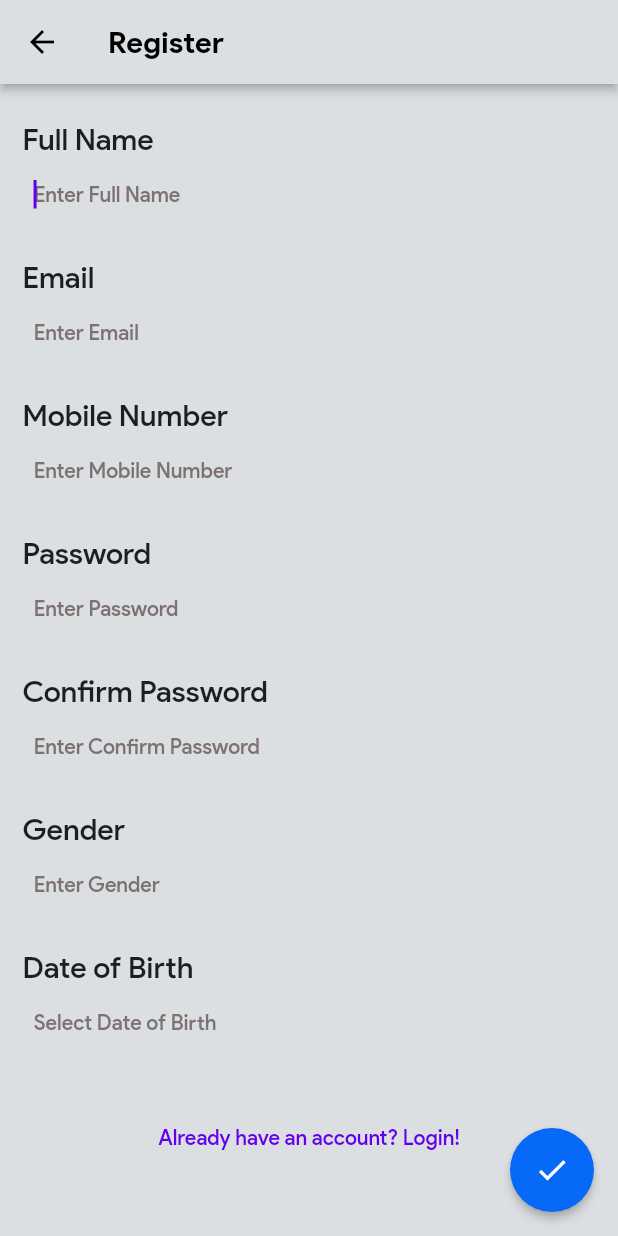
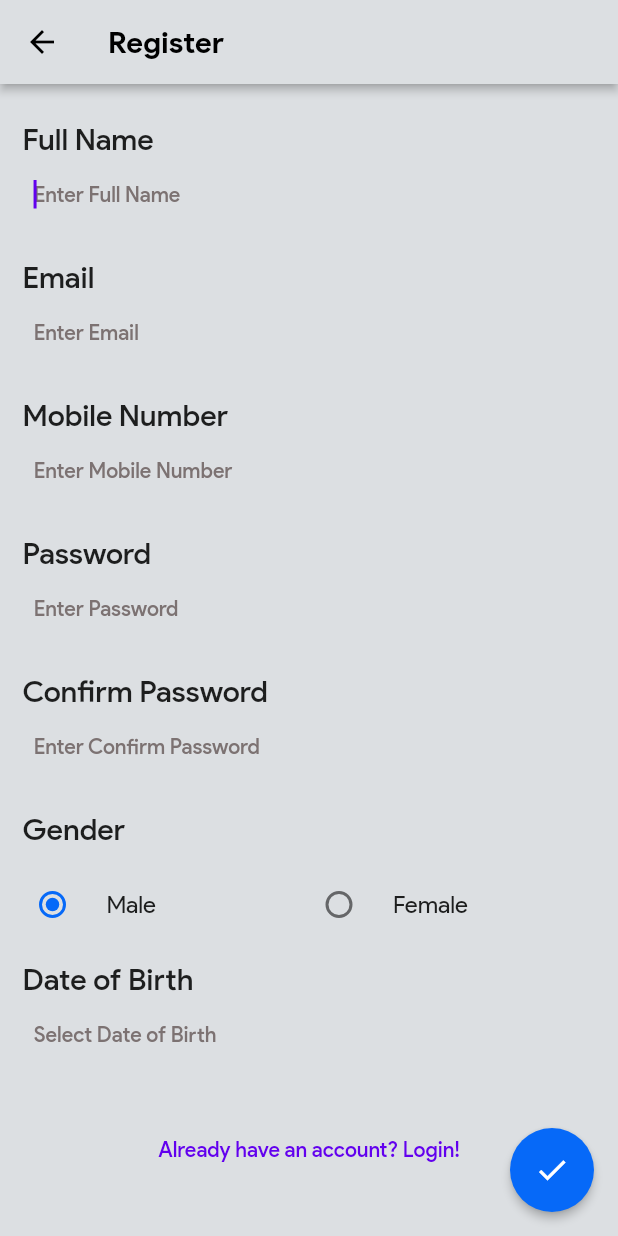
Before and after one commit to rithik-dev/cupid-knots-assessment-test, a Flutter app: the RegisterScreen screen opened by its route, on a phone screen of 412 x 824 dp. Run offline on Flutter 3.47's test engine with Material 2 defaults, Android fonts, the phone set to English and light mode, and no system bars; our stand-ins replace cloud_firestore, dio, double_back_to_close_app, firebase_core, flutter_native_splash, shared_preferences; missing offline and left inert: easy_container, paginated_items_builder; accounts and stored records are empty.

Commit message:
feat: added gender getter

```diff
--- a/lib/controllers/contacts_controller.dart
+++ b/lib/controllers/contacts_controller.dart
@@ -40,24 +40,24 @@ class ContactsController extends ChangeNotifier {
     required String userId,
     required Map<String, dynamic> data,
   }) async {
-    final res = await ContactsRepository.createContact(
+    final success = await ContactsRepository.createContact(
       userId: userId,
       data: data,
     );
-    if (res) await updateContacts(userId: userId, reset: true);
-    return res;
+    await updateContacts(userId: userId, reset: true);
+    return success;
   }
 
   Future<bool> deleteContact({
     required String userId,
     required Map<String, dynamic> data,
   }) async {
-    final res = await ContactsRepository.deleteContact(
+    final success = await ContactsRepository.deleteContact(
       userId: userId,
       data: data,
     );
     await updateContacts(userId: userId, reset: true);
-    return res;
+    return success;
   }
 
   void clear() {
--- a/lib/screens/register_screen.dart
+++ b/lib/screens/register_screen.dart
@@ -3,6 +3,7 @@ import 'package:cupid_knot_assessment_test/screens/home_screen.dart';
 import 'package:cupid_knot_assessment_test/screens/login_screen.dart';
 import 'package:cupid_knot_assessment_test/utils/helpers.dart';
 import 'package:cupid_knot_assessment_test/widgets/date_of_birth_getter.dart';
+import 'package:cupid_knot_assessment_test/widgets/gender_getter.dart';
 import 'package:cupid_knot_assessment_test/widgets/input_field.dart';
 import 'package:cupid_knot_assessment_test/widgets/loading_overlay.dart';
 import 'package:flutter/material.dart';
@@ -93,17 +94,8 @@ class RegisterScreen extends StatelessWidget {
                   },
                   obscureText: true,
                 ),
-                InputField(
-                  title: 'Gender',
-                  onChanged: (v) => _data['gender'] = v,
-                  validator: (v) {
-                    if (isNullOrBlank(v)) {
-                      return 'Gender cannot be empty!';
-                    }
-                    return null;
-                  },
-                ),
-                DateOfBirthGetter(onUpdate: (v) => _data['dob'] = v),
+                GenderGetter(onChange: (v) => _data['gender'] = v),
+                DateOfBirthGetter(onChange: (v) => _data['dob'] = v),
                 const SizedBox(height: 10),
                 TextButton(
                   onPressed: () => Navigator.pushReplacementNamed(
--- a/lib/screens/update_profile_screen.dart
+++ b/lib/screens/update_profile_screen.dart
@@ -1,6 +1,7 @@
 import 'package:cupid_knot_assessment_test/controllers/user_controller.dart';
 import 'package:cupid_knot_assessment_test/utils/helpers.dart';
 import 'package:cupid_knot_assessment_test/widgets/date_of_birth_getter.dart';
+import 'package:cupid_knot_assessment_test/widgets/gender_getter.dart';
 import 'package:cupid_knot_assessment_test/widgets/input_field.dart';
 import 'package:cupid_knot_assessment_test/widgets/loading_overlay.dart';
 import 'package:flutter/material.dart';
@@ -59,20 +60,13 @@ class UpdateProfileScreen extends StatelessWidget {
                         return null;
                       },
                     ),
-                    InputField(
-                      title: 'Gender',
+                    GenderGetter(
                       defaultValue: userCon.user?.gender,
-                      onChanged: (v) => _data['gender'] = v,
-                      validator: (v) {
-                        if (isNullOrBlank(v)) {
-                          return 'Gender cannot be empty!';
-                        }
-                        return null;
-                      },
+                      onChange: (v) => _data['gender'] = v,
                     ),
                     DateOfBirthGetter(
                       defaultValue: userCon.user?.dateOfBirth,
-                      onUpdate: (v) => _data['dob'] = v,
+                      onChange: (v) => _data['dob'] = v,
                     ),
                   ],
                 ),
--- a/lib/widgets/date_of_birth_getter.dart
+++ b/lib/widgets/date_of_birth_getter.dart
@@ -6,11 +6,11 @@ class DateOfBirthGetter extends StatefulWidget {
   static const id = 'DateOfBirthGetter';
 
   final DateTime? defaultValue;
-  final void Function(String formattedDate)? onUpdate;
+  final void Function(String formattedDate)? onChange;
 
   const DateOfBirthGetter({
     Key? key,
-    this.onUpdate,
+    this.onChange,
     this.defaultValue,
   }) : super(key: key);
 
@@ -56,7 +56,7 @@ class _DateOfBirthGetterState extends State<DateOfBirthGetter> {
         if (date != null) {
           _selectedDateTime = date;
           _controller.text = getDisplayDate(date);
-          widget.onUpdate?.call(getFormattedDate(date));
+          widget.onChange?.call(getFormattedDate(date));
         }
       },
       validator: (v) {
--- /dev/null
+++ b/lib/widgets/gender_getter.dart
@@ -0,0 +1,72 @@
+import 'package:cupid_knot_assessment_test/utils/helpers.dart';
+import 'package:cupid_knot_assessment_test/widgets/input_field.dart';
+import 'package:flutter/material.dart';
+
+class GenderGetter extends StatefulWidget {
+  static const id = 'GenderGetter';
+
+  final String? defaultValue;
+  final Function(String) onChange;
+
+  const GenderGetter({
+    Key? key,
+    this.defaultValue,
+    required this.onChange,
+  }) : super(key: key);
+
+  @override
+  State<GenderGetter> createState() => _GenderGetterState();
+}
+
+class _GenderGetterState extends State<GenderGetter> {
+  static const _genders = ['Male', 'Female'];
+
+  late String _selectedGender;
+
+  @override
+  void initState() {
+    _selectedGender = widget.defaultValue == null
+        ? _genders.first
+        : capitalizeFirst(widget.defaultValue);
+
+    // on register screen
+    if (widget.defaultValue == null) {
+      widget.onChange(_selectedGender.toUpperCase());
+    }
+    super.initState();
+  }
+
+  @override
+  Widget build(BuildContext context) {
+    return Column(
+      crossAxisAlignment: CrossAxisAlignment.start,
+      children: [
+        InputField.buildTitle(context, title: 'Gender'),
+        Padding(
+          padding: const EdgeInsets.symmetric(vertical: 10),
+          child: Row(
+            children: _genders
+                .map(
+                  (gender) => Expanded(
+                    child: RadioListTile<String>(
+                      title: Text(gender),
+                      value: gender.toUpperCase(),
+                      shape: RoundedRectangleBorder(
+                        borderRadius: BorderRadius.circular(5),
+                      ),
+                      contentPadding: EdgeInsets.zero,
+                      groupValue: _selectedGender.toUpperCase(),
+                      onChanged: (v) {
+                        setState(() => _selectedGender = v!);
+                        widget.onChange(v!);
+                      },
+                    ),
+                  ),
+                )
+                .toList(),
+          ),
+        ),
+      ],
+    );
+  }
+}
--- a/lib/widgets/input_field.dart
+++ b/lib/widgets/input_field.dart
@@ -45,17 +45,23 @@ class InputField extends StatelessWidget {
     this.inputType = MyTextInputType.sentences,
   }) : super(key: key);
 
+  static Widget buildTitle(
+    BuildContext context, {
+    required String title,
+  }) {
+    return Text(
+      title,
+      style: Theme.of(context).textTheme.headline6,
+    );
+  }
+
   @override
   Widget build(BuildContext context) {
     return Column(
       crossAxisAlignment: CrossAxisAlignment.start,
       mainAxisSize: MainAxisSize.min,
       children: [
-        if (title != null)
-          Text(
-            title!,
-            style: Theme.of(context).textTheme.headline6,
-          ),
+        if (title != null) buildTitle(context, title: title!),
         Row(
           children: [
             if (icon != null) ...[
```
